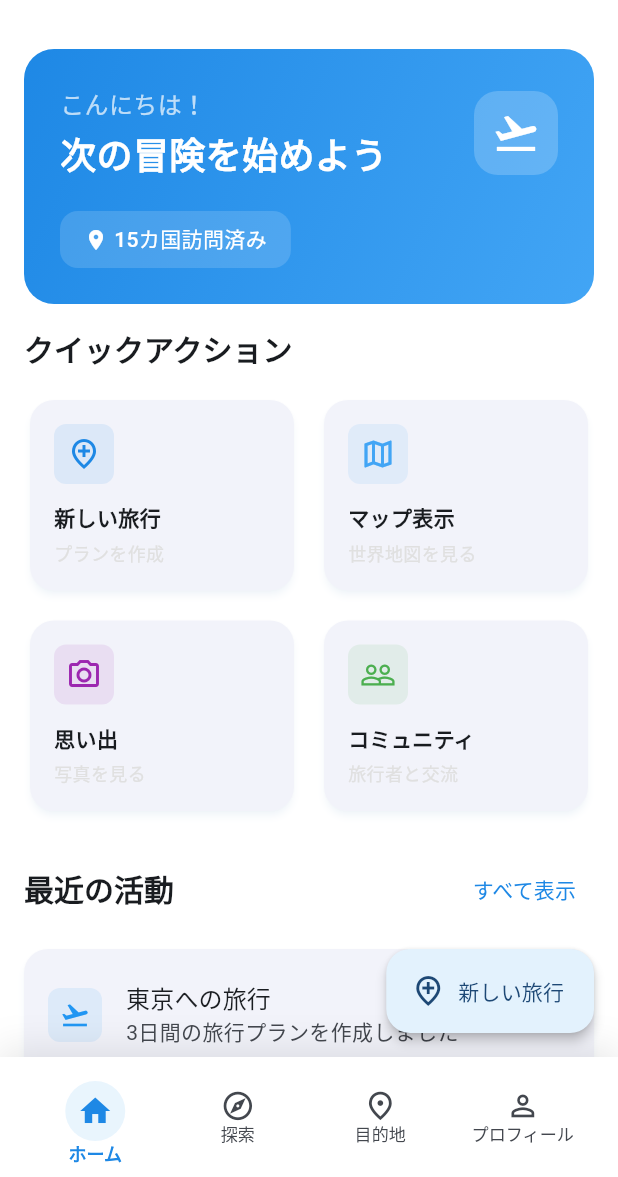
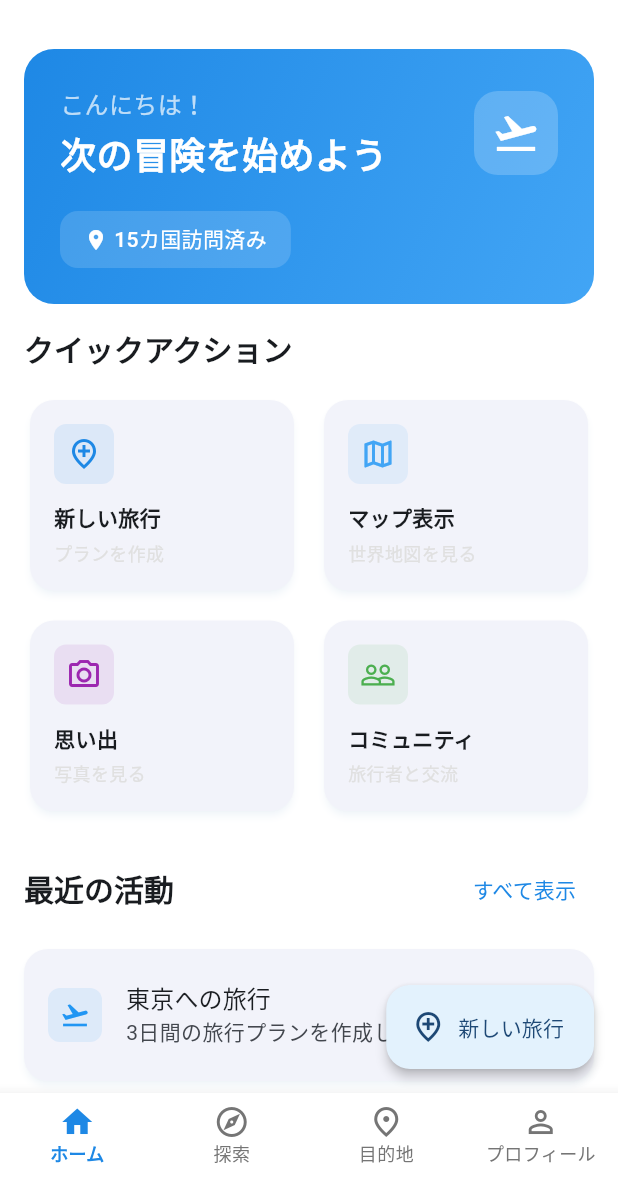
Before and after one commit to bull-012/world-travel, a Flutter app: the screen it shows after launch, on a phone screen of 412 x 824 dp, the part 59-1236 px from its top. Run offline on Flutter 3.47's test engine with Material 3 defaults, Android fonts, the phone set to English and light mode, and no system bars; drawn by our look-alikes of flutter_animate; our stand-ins replace firebase_auth, firebase_remote_config, flutter_hooks, formz, go_router, hooks_riverpod and 4 more; accounts and stored records are empty; generated files the repository leaves out were written again.

Commit message:
feat: 一般的なBottomNavigationBarに変更
【UIの改善】
- よくある4つのタブ選択UIに変更
- BottomNavigationBarを使用してシンプルで親しみやすいデザイン
- 線画→filledアイコンの自動切り替え（activeIcon使用）

【テーマ設定】
- BottomNavigationBarThemeDataでアプリ全体のスタイル統一
- selectedLabelStyle/unselectedLabelStyleで文字の太さ調整
- 適切な色彩設計（primary/onSurfaceVariant）

【コード簡素化】
- 複雑なカスタムアニメーションを削除
- Flutterの標準コンポーネントを活用
- メンテナンス性とパフォーマンスを向上

🤖 Generated with [Claude Code](https://claude.ai/code)

Co-Authored-By: Claude <noreply@anthropic.com>

```diff
--- a/lib/main.dart
+++ b/lib/main.dart
@@ -230,6 +230,23 @@ class MyApp extends ConsumerWidget {
         ),
         contentPadding: const EdgeInsets.symmetric(horizontal: 16, vertical: 8),
       ),
+
+      // BottomNavigationBar設定
+      bottomNavigationBarTheme: const BottomNavigationBarThemeData(
+        backgroundColor: Colors.white,
+        selectedItemColor: travelBlue,
+        unselectedItemColor: Color(0xFF757575),
+        elevation: 8,
+        type: BottomNavigationBarType.fixed,
+        selectedLabelStyle: TextStyle(
+          fontSize: 12,
+          fontWeight: FontWeight.w600,
+        ),
+        unselectedLabelStyle: TextStyle(
+          fontSize: 12,
+          fontWeight: FontWeight.w500,
+        ),
+      ),
     );
   }
 
--- a/lib/pages/main_scaffold.dart
+++ b/lib/pages/main_scaffold.dart
@@ -64,90 +64,6 @@ class _MainScaffoldViewState extends State<MainScaffoldView>
     }
   }
 
-  Widget _buildNavItem(
-    BuildContext context,
-    int index,
-    IconData outlinedIcon,
-    IconData filledIcon,
-    String label,
-  ) {
-    final theme = Theme.of(context);
-    final isSelected = _selectedIndex == index;
-
-    return Expanded(
-      child: GestureDetector(
-        onTap: () => _onItemTapped(index),
-        child: Container(
-          padding: const EdgeInsets.symmetric(vertical: 8),
-          child: Column(
-            mainAxisSize: MainAxisSize.min,
-            children: [
-              // アイコンとインジケーター
-              Stack(
-                alignment: Alignment.center,
-                children: [
-                  // 背景インジケーター
-                  AnimatedContainer(
-                    duration: const Duration(milliseconds: 300),
-                    curve: Curves.easeOutCubic,
-                    width: isSelected ? 40 : 0,
-                    height: isSelected ? 40 : 0,
-                    decoration: BoxDecoration(
-                      color: theme.colorScheme.primaryContainer
-                          .withValues(alpha: 0.8),
-                      borderRadius: BorderRadius.circular(20),
-                    ),
-                  ),
-                  // アイコン
-                  AnimatedSwitcher(
-                    duration: const Duration(milliseconds: 250),
-                    transitionBuilder: (child, animation) {
-                      return ScaleTransition(
-                        scale: animation,
-                        child: child,
-                      );
-                    },
-                    child: Icon(
-                      isSelected ? filledIcon : outlinedIcon,
-                      key: ValueKey(
-                        '${isSelected ? 'filled' : 'outlined'}_$index',
-                      ),
-                      color: isSelected
-                          ? theme.colorScheme.primary
-                          : theme.colorScheme.onSurfaceVariant,
-                      size: 24,
-                    ),
-                  ),
-                ],
-              ),
-              const SizedBox(height: 4),
-              // ラベル
-              AnimatedDefaultTextStyle(
-                duration: const Duration(milliseconds: 200),
-                style: TextStyle(
-                  fontSize: 12,
-                  fontWeight: isSelected ? FontWeight.w600 : FontWeight.w500,
-                  color: isSelected
-                      ? theme.colorScheme.primary
-                      : theme.colorScheme.onSurfaceVariant,
-                  height: 1,
-                ),
-                child: Text(label),
-              ),
-            ],
-          ),
-        ),
-      ).animate(
-        target: isSelected ? 1 : 0,
-      ).scale(
-        begin: const Offset(0.95, 0.95),
-        end: const Offset(1, 1),
-        duration: const Duration(milliseconds: 200),
-        curve: Curves.easeOut,
-      ),
-    );
-  }
-
   Widget _buildFAB() {
     switch (_selectedIndex) {
       case 0: // Home
@@ -206,8 +122,6 @@ class _MainScaffoldViewState extends State<MainScaffoldView>
 
   @override
   Widget build(BuildContext context) {
-    final theme = Theme.of(context);
-
     return Scaffold(
       body: PageView(
         controller: _pageController,
@@ -223,56 +137,31 @@ class _MainScaffoldViewState extends State<MainScaffoldView>
           SamplePage(args: SamplePageArgs(title: 'プロフィール')),
         ],
       ),
-      bottomNavigationBar: Container(
-        decoration: BoxDecoration(
-          color: theme.colorScheme.surface,
-          boxShadow: [
-            BoxShadow(
-              color: theme.colorScheme.shadow.withValues(alpha: 0.1),
-              blurRadius: 20,
-              offset: const Offset(0, -5),
-                ),
-          ],
-        ),
-        child: SafeArea(
-          child: Container(
-            height: 80,
-            padding: const EdgeInsets.symmetric(horizontal: 16, vertical: 8),
-            child: Row(
-              mainAxisAlignment: MainAxisAlignment.spaceAround,
-              children: [
-                _buildNavItem(
-                  context,
-                  0,
-                  Icons.home_outlined,
-                  Icons.home,
-                  'ホーム',
-                ),
-                _buildNavItem(
-                  context,
-                  1,
-                  Icons.explore_outlined,
-                  Icons.explore,
-                  '探索',
-                ),
-                _buildNavItem(
-                  context,
-                  2,
-                  Icons.place_outlined,
-                  Icons.place,
-                  '目的地',
-                ),
-                _buildNavItem(
-                  context,
-                  3,
-                  Icons.person_outline,
-                  Icons.person,
-                  'プロフィール',
-                ),
-              ],
-            ),
+      bottomNavigationBar: BottomNavigationBar(
+        currentIndex: _selectedIndex,
+        onTap: _onItemTapped,
+        items: const [
+          BottomNavigationBarItem(
+            icon: Icon(Icons.home_outlined),
+            activeIcon: Icon(Icons.home),
+            label: 'ホーム',
           ),
-        ),
+          BottomNavigationBarItem(
+            icon: Icon(Icons.explore_outlined),
+            activeIcon: Icon(Icons.explore),
+            label: '探索',
+          ),
+          BottomNavigationBarItem(
+            icon: Icon(Icons.place_outlined),
+            activeIcon: Icon(Icons.place),
+            label: '目的地',
+          ),
+          BottomNavigationBarItem(
+            icon: Icon(Icons.person_outline),
+            activeIcon: Icon(Icons.person),
+            label: 'プロフィール',
+          ),
+        ],
       ).animate().slideY(
         begin: 1,
         duration: const Duration(milliseconds: 800),
```
